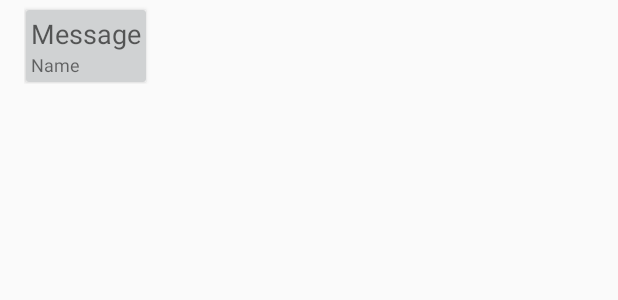
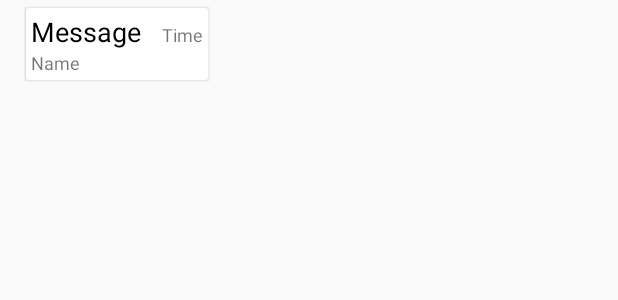
Before and after one commit to Swapnil-Garg16/Chat-through-FCM, an Android app: the layout item_message.xml on its own in the app's theme, with its tools: preview values and no code run, on a phone screen of 412 x 824 dp. Shown: the top 300 px of the screen. Run offline under Robolectric (Android 15) with nearby library versions, the phone set to English and light mode, and no system bars.

Commit message:
messages with time

```diff
--- a/app/src/main/java/com/chatapp/lenovo/friendlychat/MessageAdapter.java
+++ b/app/src/main/java/com/chatapp/lenovo/friendlychat/MessageAdapter.java
@@ -28,6 +28,7 @@ public class MessageAdapter extends ArrayAdapter<FriendlyMessage> {
         ImageView photoImageView = (ImageView) convertView.findViewById(R.id.photoImageView);
         TextView messageTextView = (TextView) convertView.findViewById(R.id.messageTextView);
         TextView authorTextView = (TextView) convertView.findViewById(R.id.nameTextView);
+        TextView time = (TextView)convertView.findViewById(R.id.time);
 
         FriendlyMessage message = getItem(position);
 
@@ -44,6 +45,7 @@ public class MessageAdapter extends ArrayAdapter<FriendlyMessage> {
             messageTextView.setText(message.getText());
         }
         authorTextView.setText(message.getName());
+        time.setText(message.getTime());
 
         return convertView;
     }
--- a/app/src/main/res/layout/activity_main.xml
+++ b/app/src/main/res/layout/activity_main.xml
@@ -3,6 +3,7 @@
     xmlns:app="http://schemas.android.com/apk/res-auto"
     xmlns:tools="http://schemas.android.com/tools"
     android:layout_width="match_parent"
+    android:background="@drawable/chat_back"
     android:layout_height="match_parent"
     android:fitsSystemWindows="true">
 
@@ -25,6 +26,7 @@
         xmlns:android="http://schemas.android.com/apk/res/android"
         xmlns:tools="http://schemas.android.com/tools"
         android:layout_width="match_parent"
+
         android:paddingLeft="6dp"
         android:paddingRight="6dp"
         android:layout_height="wrap_content"
@@ -62,6 +64,7 @@
                 android:layout_width="0dp"
                 android:layout_height="wrap_content"
                 android:layout_gravity="center_vertical"
+                android:textColor="#ffffff"
                 android:layout_weight="1" />
 
             <Button
--- a/app/src/main/res/layout/item_message.xml
+++ b/app/src/main/res/layout/item_message.xml
@@ -14,15 +14,15 @@
         android:id="@+id/photoImageView"
         android:layout_width="match_parent"
         android:layout_height="wrap_content"
-        android:background="@drawable/image_border"
         android:adjustViewBounds="true" />
 
     <android.support.v7.widget.CardView
         android:id="@+id/card_view"
         android:layout_width="wrap_content"
         android:layout_height="wrap_content"
+        android:paddingRight="10dp"
         android:layout_margin="1dp"
-        card_view:cardBackgroundColor="#d0d2d3"
+        card_view:cardBackgroundColor="#ffffff"
         card_view:contentPadding="3dp">
 
         <LinearLayout
@@ -30,21 +30,40 @@
             android:layout_height="wrap_content"
             android:orientation="vertical">
 
+            <LinearLayout
+                android:layout_width="wrap_content"
+                android:layout_height="wrap_content"
+                android:orientation="horizontal">
     <TextView
         android:id="@+id/messageTextView"
         android:layout_width="wrap_content"
         android:layout_height="wrap_content"
         android:layout_weight="0"
+        android:textColor="#000000"
         android:textAppearance="?android:attr/textAppearanceMedium"
         tools:text="Message" />
+
+            <TextView
+                android:id="@+id/time"
+                android:layout_width="wrap_content"
+                android:layout_height="wrap_content"
+                android:layout_marginLeft="14dp"
+                android:text="Time"
+                android:textSize="12dp" />
+            </LinearLayout>
 
     <TextView
         android:id="@+id/nameTextView"
         android:layout_width="wrap_content"
         android:layout_height="wrap_content"
-        android:layout_weight="0"
         android:textSize="12dp"
         tools:text="Name" />
+
+
+
+
         </LinearLayout>
     </android.support.v7.widget.CardView>
+
+
 </LinearLayout>
--- a/app/src/main/res/values/colors.xml
+++ b/app/src/main/res/values/colors.xml
@@ -1,7 +1,7 @@
 <?xml version="1.0" encoding="utf-8"?>
 <resources>
-    <color name="colorPrimary">#FF9800</color>
-    <color name="colorPrimaryDark">#E65100</color>
+    <color name="colorPrimary">#34b7f1</color>
+    <color name="colorPrimaryDark">#2b82ad</color>
     <color name="colorAccent">#2E7D32</color>
     <color name="colorTitle">#ffffff</color>
 </resources>
```
Also changed, not shown: app/src/main/java/com/chatapp/lenovo/friendlychat/FriendlyMessage.java (+11 -1 lines), app/src/main/java/com/chatapp/lenovo/friendlychat/MainActivity.java (+21 -5 lines), app/src/main/chat_back-web.png (added), app/src/main/chat_background-web.png (added), app/src/main/res/drawable/chat_back.png (added), app/src/main/res/mipmap-hdpi/chat_background.png (added), app/src/main/res/mipmap-mdpi/chat_background.png (added), app/src/main/res/mipmap-xhdpi/chat_background.png (added), app/src/main/res/mipmap-xxhdpi/chat_background.png (added), app/src/main/res/mipmap-xxxhdpi/chat_background.png (added), 1 other file.
